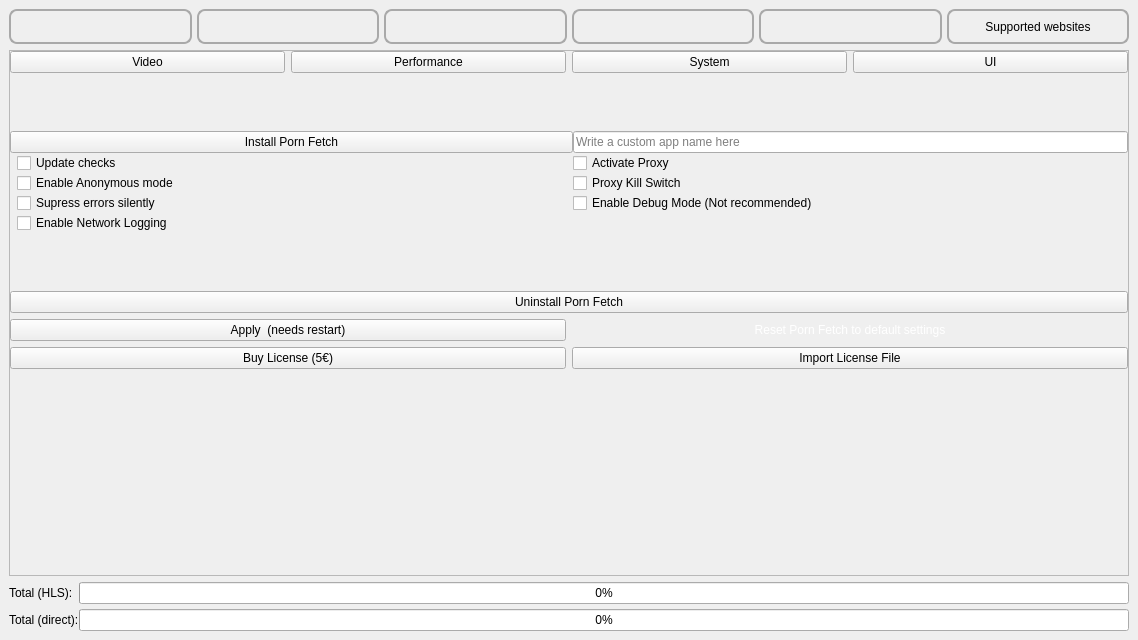
This is src/frontend/UI/form_main_window.ui in EchterAlsFake/Porn_Fetch as Qt 5 draws it before an edit. The edited form follows.
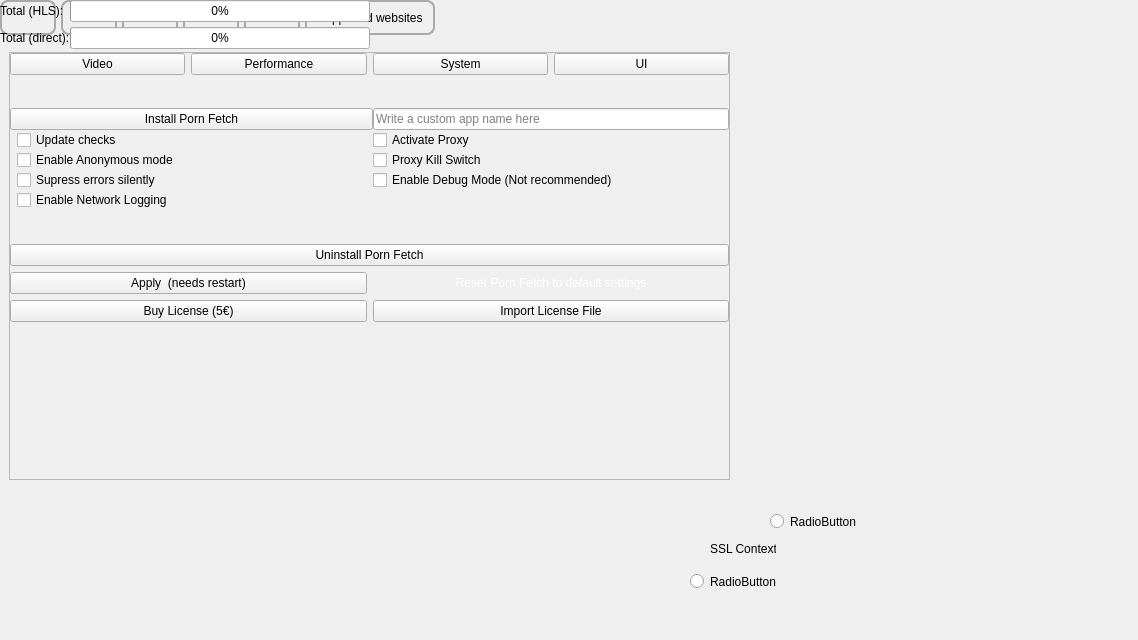
This is the edited form. The open tabs and pages were chosen to show the change.

```diff
--- a/src/frontend/UI/form_main_window.ui
+++ b/src/frontend/UI/form_main_window.ui
@@ -29,287 +29,15 @@
      <verstretch>0</verstretch>
     </sizepolicy>
    </property>
-   <layout class="QGridLayout" name="gridLayout_12">
-    <item row="0" column="0">
-     <layout class="QHBoxLayout" name="main_horizontallayout_menu_buttons">
-      <property name="spacing">
-       <number>5</number>
-      </property>
-      <item>
-       <widget class="QPushButton" name="main_button_switch_home">
-        <property name="sizePolicy">
-         <sizepolicy hsizetype="Minimum" vsizetype="Maximum">
-          <horstretch>0</horstretch>
-          <verstretch>0</verstretch>
-         </sizepolicy>
-        </property>
-        <property name="minimumSize">
-         <size>
-          <width>50</width>
-          <height>35</height>
-         </size>
-        </property>
-        <property name="maximumSize">
-         <size>
-          <width>16777215</width>
-          <height>35</height>
-         </size>
-        </property>
-        <property name="cursor">
-         <cursorShape>PointingHandCursor</cursorShape>
-        </property>
-        <property name="accessibleName">
-         <string>Button home page</string>
-        </property>
-        <property name="styleSheet">
-         <string notr="true">QPushButton {
-    border: 2px solid #a9a9a9;
-    border-radius: 8px;
-    padding: 8px 10px;
-}</string>
-        </property>
-        <property name="text">
-         <string/>
-        </property>
-        <property name="iconSize">
-         <size>
-          <width>32</width>
-          <height>32</height>
-         </size>
-        </property>
-       </widget>
-      </item>
-      <item>
-       <widget class="QPushButton" name="main_button_switch_account">
-        <property name="sizePolicy">
-         <sizepolicy hsizetype="Minimum" vsizetype="Maximum">
-          <horstretch>0</horstretch>
-          <verstretch>0</verstretch>
-         </sizepolicy>
-        </property>
-        <property name="minimumSize">
-         <size>
-          <width>50</width>
-          <height>35</height>
-         </size>
-        </property>
-        <property name="maximumSize">
-         <size>
-          <width>16777215</width>
-          <height>35</height>
-         </size>
-        </property>
-        <property name="cursor">
-         <cursorShape>PointingHandCursor</cursorShape>
-        </property>
-        <property name="accessibleName">
-         <string>Button Login (PornHub)</string>
-        </property>
-        <property name="styleSheet">
-         <string notr="true">QPushButton {
-    border-radius: 8px;
-    padding: 8px 10px;
-    border: 2px solid #a9a9a9;
-}
-</string>
-        </property>
-        <property name="text">
-         <string/>
-        </property>
-        <property name="iconSize">
-         <size>
-          <width>32</width>
-          <height>32</height>
-         </size>
-        </property>
-       </widget>
-      </item>
-      <item>
-       <widget class="QPushButton" name="main_button_switch_tools">
-        <property name="sizePolicy">
-         <sizepolicy hsizetype="Minimum" vsizetype="Maximum">
-          <horstretch>0</horstretch>
-          <verstretch>0</verstretch>
-         </sizepolicy>
-        </property>
-        <property name="minimumSize">
-         <size>
-          <width>50</width>
-          <height>35</height>
-         </size>
-        </property>
-        <property name="maximumSize">
-         <size>
-          <width>16777215</width>
-          <height>35</height>
-         </size>
-        </property>
-        <property name="font">
-         <font/>
-        </property>
-        <property name="cursor">
-         <cursorShape>PointingHandCursor</cursorShape>
-        </property>
-        <property name="accessibleName">
-         <string>Button Tools section</string>
-        </property>
-        <property name="styleSheet">
-         <string notr="true">QPushButton {
-    border-radius: 8px;
-    border: 2px solid #a9a9a9;
-    padding: 8px 10px;
-}
-</string>
-        </property>
-        <property name="text">
-         <string/>
-        </property>
-        <property name="iconSize">
-         <size>
-          <width>32</width>
-          <height>32</height>
-         </size>
-        </property>
-       </widget>
-      </item>
-      <item>
-       <widget class="QPushButton" name="main_button_switch_settings">
-        <property name="sizePolicy">
-         <sizepolicy hsizetype="Minimum" vsizetype="Maximum">
-          <horstretch>0</horstretch>
-          <verstretch>0</verstretch>
-         </sizepolicy>
-        </property>
-        <property name="minimumSize">
-         <size>
-          <width>50</width>
-          <height>35</height>
-         </size>
-        </property>
-        <property name="maximumSize">
-         <size>
-          <width>16777215</width>
-          <height>35</height>
-         </size>
-        </property>
-        <property name="cursor">
-         <cursorShape>PointingHandCursor</cursorShape>
-        </property>
-        <property name="accessibleName">
-         <string>Button view progressbars</string>
-        </property>
-        <property name="styleSheet">
-         <string notr="true">QPushButton {
-    border-radius: 8px;
-    border: 2px solid #a9a9a9;
-    padding: 8px 10px;
-}
-</string>
-        </property>
-        <property name="text">
-         <string/>
-        </property>
-        <property name="iconSize">
-         <size>
-          <width>32</width>
-          <height>32</height>
-         </size>
-        </property>
-       </widget>
-      </item>
-      <item>
-       <widget class="QPushButton" name="main_button_switch_credits">
-        <property name="sizePolicy">
-         <sizepolicy hsizetype="Minimum" vsizetype="Maximum">
-          <horstretch>0</horstretch>
-          <verstretch>0</verstretch>
-         </sizepolicy>
-        </property>
-        <property name="minimumSize">
-         <size>
-          <width>50</width>
-          <height>35</height>
-         </size>
-        </property>
-        <property name="maximumSize">
-         <size>
-          <width>16777215</width>
-          <height>35</height>
-         </size>
-        </property>
-        <property name="cursor">
-         <cursorShape>PointingHandCursor</cursorShape>
-        </property>
-        <property name="accessibleName">
-         <string>Button Credits / Information</string>
-        </property>
-        <property name="styleSheet">
-         <string notr="true">QPushButton {
-    border-radius: 8px;
-    border: 2px solid #a9a9a9;
-    padding: 8px 10px;
-}
-</string>
-        </property>
-        <property name="text">
-         <string/>
-        </property>
-        <property name="iconSize">
-         <size>
-          <width>32</width>
-          <height>32</height>
-         </size>
-        </property>
-       </widget>
-      </item>
-      <item>
-       <widget class="QPushButton" name="main_button_switch_supported_websites">
-        <property name="sizePolicy">
-         <sizepolicy hsizetype="Minimum" vsizetype="Maximum">
-          <horstretch>0</horstretch>
-          <verstretch>0</verstretch>
-         </sizepolicy>
-        </property>
-        <property name="minimumSize">
-         <size>
-          <width>50</width>
-          <height>35</height>
-         </size>
-        </property>
-        <property name="maximumSize">
-         <size>
-          <width>16777215</width>
-          <height>35</height>
-         </size>
-        </property>
-        <property name="cursor">
-         <cursorShape>PointingHandCursor</cursorShape>
-        </property>
-        <property name="accessibleName">
-         <string>button: Supported websites</string>
-        </property>
-        <property name="styleSheet">
-         <string notr="true">QPushButton {
-    border-radius: 8px;
-    border: 2px solid #a9a9a9;
-    padding: 8px 10px;
-}</string>
-        </property>
-        <property name="text">
-         <string>Supported websites</string>
-        </property>
-        <property name="iconSize">
-         <size>
-          <width>32</width>
-          <height>32</height>
-         </size>
-        </property>
-       </widget>
-      </item>
-     </layout>
-    </item>
-    <item row="1" column="0">
      <widget class="QStackedWidget" name="CentralStackedWidget">
+    <property name="geometry">
+     <rect>
+      <x>9</x>
+      <y>52</y>
+      <width>721</width>
+      <height>428</height>
+     </rect>
+    </property>
       <property name="currentIndex">
        <number>0</number>
       </property>
@@ -2206,8 +1934,8 @@
             <rect>
              <x>0</x>
              <y>0</y>
-             <width>635</width>
-             <height>328</height>
+           <width>719</width>
+           <height>426</height>
             </rect>
            </property>
            <layout class="QGridLayout" name="gridLayout_19">
@@ -4460,8 +4188,324 @@
        </layout>
       </widget>
      </widget>
-    </item>
-    <item row="2" column="0">
+   <widget class="QLabel" name="settings_label_system_ssl_context">
+    <property name="geometry">
+     <rect>
+      <x>710</x>
+      <y>540</y>
+      <width>66</width>
+      <height>18</height>
+     </rect>
+    </property>
+    <property name="text">
+     <string>SSL Context:</string>
+    </property>
+   </widget>
+   <widget class="QRadioButton" name="radioButton">
+    <property name="geometry">
+     <rect>
+      <x>770</x>
+      <y>510</y>
+      <width>191</width>
+      <height>23</height>
+     </rect>
+    </property>
+    <property name="text">
+     <string>RadioButton</string>
+    </property>
+   </widget>
+   <widget class="QRadioButton" name="radioButton_2">
+    <property name="geometry">
+     <rect>
+      <x>690</x>
+      <y>570</y>
+      <width>191</width>
+      <height>23</height>
+     </rect>
+    </property>
+    <property name="text">
+     <string>RadioButton</string>
+    </property>
+   </widget>
+   <widget class="QWidget" name="">
+    <layout class="QHBoxLayout" name="main_horizontallayout_menu_buttons">
+     <property name="spacing">
+      <number>5</number>
+     </property>
+     <item>
+      <widget class="QPushButton" name="main_button_switch_home">
+       <property name="sizePolicy">
+        <sizepolicy hsizetype="Minimum" vsizetype="Maximum">
+         <horstretch>0</horstretch>
+         <verstretch>0</verstretch>
+        </sizepolicy>
+       </property>
+       <property name="minimumSize">
+        <size>
+         <width>50</width>
+         <height>35</height>
+        </size>
+       </property>
+       <property name="maximumSize">
+        <size>
+         <width>16777215</width>
+         <height>35</height>
+        </size>
+       </property>
+       <property name="cursor">
+        <cursorShape>PointingHandCursor</cursorShape>
+       </property>
+       <property name="accessibleName">
+        <string>Button home page</string>
+       </property>
+       <property name="styleSheet">
+        <string notr="true">QPushButton {
+    border: 2px solid #a9a9a9;
+    border-radius: 8px;
+    padding: 8px 10px;
+}</string>
+       </property>
+       <property name="text">
+        <string/>
+       </property>
+       <property name="iconSize">
+        <size>
+         <width>32</width>
+         <height>32</height>
+        </size>
+       </property>
+      </widget>
+     </item>
+     <item>
+      <widget class="QPushButton" name="main_button_switch_account">
+       <property name="sizePolicy">
+        <sizepolicy hsizetype="Minimum" vsizetype="Maximum">
+         <horstretch>0</horstretch>
+         <verstretch>0</verstretch>
+        </sizepolicy>
+       </property>
+       <property name="minimumSize">
+        <size>
+         <width>50</width>
+         <height>35</height>
+        </size>
+       </property>
+       <property name="maximumSize">
+        <size>
+         <width>16777215</width>
+         <height>35</height>
+        </size>
+       </property>
+       <property name="cursor">
+        <cursorShape>PointingHandCursor</cursorShape>
+       </property>
+       <property name="accessibleName">
+        <string>Button Login (PornHub)</string>
+       </property>
+       <property name="styleSheet">
+        <string notr="true">QPushButton {
+    border-radius: 8px;
+    padding: 8px 10px;
+    border: 2px solid #a9a9a9;
+}
+</string>
+       </property>
+       <property name="text">
+        <string/>
+       </property>
+       <property name="iconSize">
+        <size>
+         <width>32</width>
+         <height>32</height>
+        </size>
+       </property>
+      </widget>
+     </item>
+     <item>
+      <widget class="QPushButton" name="main_button_switch_tools">
+       <property name="sizePolicy">
+        <sizepolicy hsizetype="Minimum" vsizetype="Maximum">
+         <horstretch>0</horstretch>
+         <verstretch>0</verstretch>
+        </sizepolicy>
+       </property>
+       <property name="minimumSize">
+        <size>
+         <width>50</width>
+         <height>35</height>
+        </size>
+       </property>
+       <property name="maximumSize">
+        <size>
+         <width>16777215</width>
+         <height>35</height>
+        </size>
+       </property>
+       <property name="font">
+        <font/>
+       </property>
+       <property name="cursor">
+        <cursorShape>PointingHandCursor</cursorShape>
+       </property>
+       <property name="accessibleName">
+        <string>Button Tools section</string>
+       </property>
+       <property name="styleSheet">
+        <string notr="true">QPushButton {
+    border-radius: 8px;
+    border: 2px solid #a9a9a9;
+    padding: 8px 10px;
+}
+</string>
+       </property>
+       <property name="text">
+        <string/>
+       </property>
+       <property name="iconSize">
+        <size>
+         <width>32</width>
+         <height>32</height>
+        </size>
+       </property>
+      </widget>
+     </item>
+     <item>
+      <widget class="QPushButton" name="main_button_switch_settings">
+       <property name="sizePolicy">
+        <sizepolicy hsizetype="Minimum" vsizetype="Maximum">
+         <horstretch>0</horstretch>
+         <verstretch>0</verstretch>
+        </sizepolicy>
+       </property>
+       <property name="minimumSize">
+        <size>
+         <width>50</width>
+         <height>35</height>
+        </size>
+       </property>
+       <property name="maximumSize">
+        <size>
+         <width>16777215</width>
+         <height>35</height>
+        </size>
+       </property>
+       <property name="cursor">
+        <cursorShape>PointingHandCursor</cursorShape>
+       </property>
+       <property name="accessibleName">
+        <string>Button view progressbars</string>
+       </property>
+       <property name="styleSheet">
+        <string notr="true">QPushButton {
+    border-radius: 8px;
+    border: 2px solid #a9a9a9;
+    padding: 8px 10px;
+}
+</string>
+       </property>
+       <property name="text">
+        <string/>
+       </property>
+       <property name="iconSize">
+        <size>
+         <width>32</width>
+         <height>32</height>
+        </size>
+       </property>
+      </widget>
+     </item>
+     <item>
+      <widget class="QPushButton" name="main_button_switch_credits">
+       <property name="sizePolicy">
+        <sizepolicy hsizetype="Minimum" vsizetype="Maximum">
+         <horstretch>0</horstretch>
+         <verstretch>0</verstretch>
+        </sizepolicy>
+       </property>
+       <property name="minimumSize">
+        <size>
+         <width>50</width>
+         <height>35</height>
+        </size>
+       </property>
+       <property name="maximumSize">
+        <size>
+         <width>16777215</width>
+         <height>35</height>
+        </size>
+       </property>
+       <property name="cursor">
+        <cursorShape>PointingHandCursor</cursorShape>
+       </property>
+       <property name="accessibleName">
+        <string>Button Credits / Information</string>
+       </property>
+       <property name="styleSheet">
+        <string notr="true">QPushButton {
+    border-radius: 8px;
+    border: 2px solid #a9a9a9;
+    padding: 8px 10px;
+}
+</string>
+       </property>
+       <property name="text">
+        <string/>
+       </property>
+       <property name="iconSize">
+        <size>
+         <width>32</width>
+         <height>32</height>
+        </size>
+       </property>
+      </widget>
+     </item>
+     <item>
+      <widget class="QPushButton" name="main_button_switch_supported_websites">
+       <property name="sizePolicy">
+        <sizepolicy hsizetype="Minimum" vsizetype="Maximum">
+         <horstretch>0</horstretch>
+         <verstretch>0</verstretch>
+        </sizepolicy>
+       </property>
+       <property name="minimumSize">
+        <size>
+         <width>50</width>
+         <height>35</height>
+        </size>
+       </property>
+       <property name="maximumSize">
+        <size>
+         <width>16777215</width>
+         <height>35</height>
+        </size>
+       </property>
+       <property name="cursor">
+        <cursorShape>PointingHandCursor</cursorShape>
+       </property>
+       <property name="accessibleName">
+        <string>button: Supported websites</string>
+       </property>
+       <property name="styleSheet">
+        <string notr="true">QPushButton {
+    border-radius: 8px;
+    border: 2px solid #a9a9a9;
+    padding: 8px 10px;
+}</string>
+       </property>
+       <property name="text">
+        <string>Supported websites</string>
+       </property>
+       <property name="iconSize">
+        <size>
+         <width>32</width>
+         <height>32</height>
+        </size>
+       </property>
+      </widget>
+     </item>
+    </layout>
+   </widget>
+   <widget class="QWidget" name="">
      <layout class="QFormLayout" name="formlayout_progressbar">
       <property name="horizontalSpacing">
        <number>0</number>
@@ -4513,8 +4557,7 @@
        </widget>
       </item>
      </layout>
-    </item>
-   </layout>
+   </widget>
   </widget>
  </widget>
  <tabstops>
```
Left out of the diff: 4 changed lines with no effect on the pictures. Lines whose indentation alone changed are shown as unchanged.
